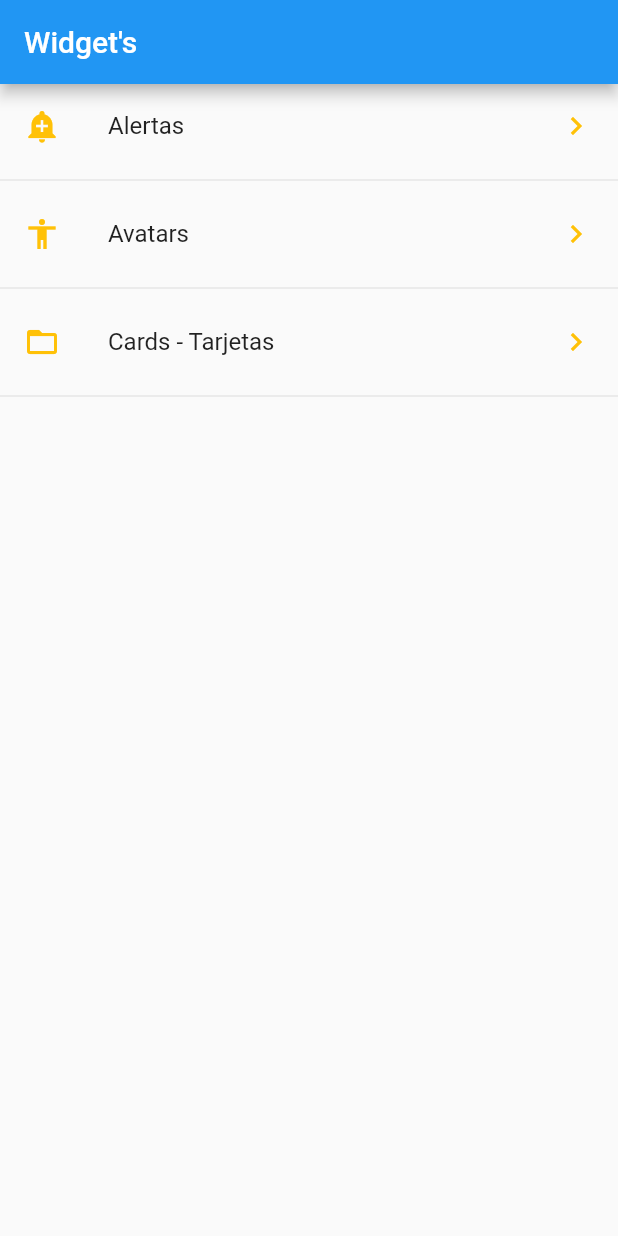
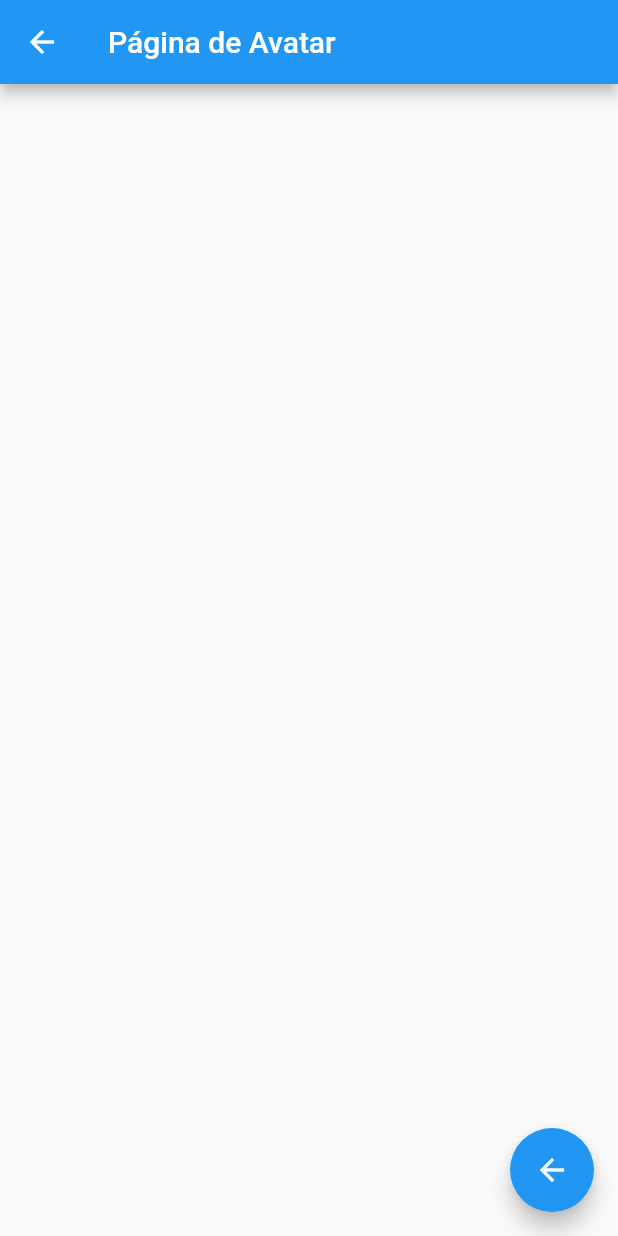
Before and after one commit to bayalad7/flutter-curso-widgets, a Flutter app: the screen it shows after launch, after a tap on "Avatars", on a phone screen of 412 x 824 dp. Run offline on Flutter 3.47's test engine with Material 2 defaults, Android fonts, the phone set to English and light mode, and no system bars.

Commit message:
feat(home): pages navigation in the traditional way

```diff
--- /dev/null
+++ b/lib/src/pages/avatar.dart
@@ -0,0 +1,23 @@
+/*
+ * Notas.
+ */
+
+import 'package:flutter/material.dart';
+
+class PageAvatar extends StatelessWidget {
+  @override
+  Widget build(BuildContext context) {
+    return Scaffold(
+      appBar: AppBar(
+        title: Text("Página de Avatar"),
+      ),
+      floatingActionButton: FloatingActionButton(
+        child: Icon(Icons.arrow_back),
+        onPressed: () {
+          // Regresar a la pantalla anterior
+          Navigator.pop(context);
+        },
+      ),
+    );
+  }
+}
--- a/lib/src/pages/home.dart
+++ b/lib/src/pages/home.dart
@@ -70,6 +70,10 @@ import 'package:flutter/material.dart';
 import '../providers/menu.dart';
 import '../utils/icons.dart';
 
+// Páginas para la navegación de las pantallas
+import '../pages/alert.dart';
+import '../pages/avatar.dart';
+
 class PageHome extends StatelessWidget {
   @override
   Widget build(BuildContext context) {
@@ -112,13 +116,13 @@ class PageHome extends StatelessWidget {
         }
 
         return ListView(
-          children: _listaItems(snapshot.data),
+          children: _listaItems(snapshot.data, context),
         );
       },
     );
   }
 
-  List<Widget> _listaItems(List<dynamic>? data) {
+  List<Widget> _listaItems(List<dynamic>? data, BuildContext context) {
     final List<Widget> items = [];
 
     data?.forEach((item) {
@@ -126,7 +130,22 @@ class PageHome extends StatelessWidget {
         title: Text(item["texto"]),
         leading: getIcon(item["icon"]),
         trailing: Icon(Icons.keyboard_arrow_right, color: Colors.amber),
-        onTap: () {},
+        onTap: () {
+          var route;
+          switch (item["ruta"]) {
+            case "alert":
+              route = MaterialPageRoute(
+                builder: (context) => PageAlert(),
+              );
+              break;
+            case "avatar":
+              route = MaterialPageRoute(
+                builder: (context) => PageAvatar(),
+              );
+              break;
+          }
+          Navigator.push(context, route);
+        },
       );
 
       items..add(widgetItem)..add(Divider());
```
Also changed, not shown: lib/src/pages/alert.dart (added, +23 -0 lines).
